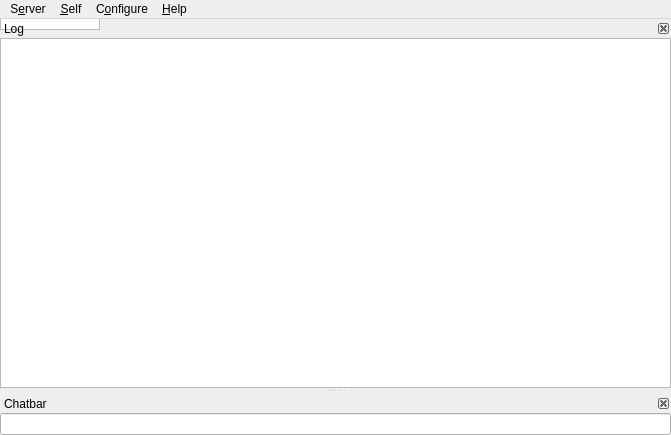
The window that src/mumble/MainWindow.ui (mumble-voip/mumble) describes before a commit, drawn with Qt 5.
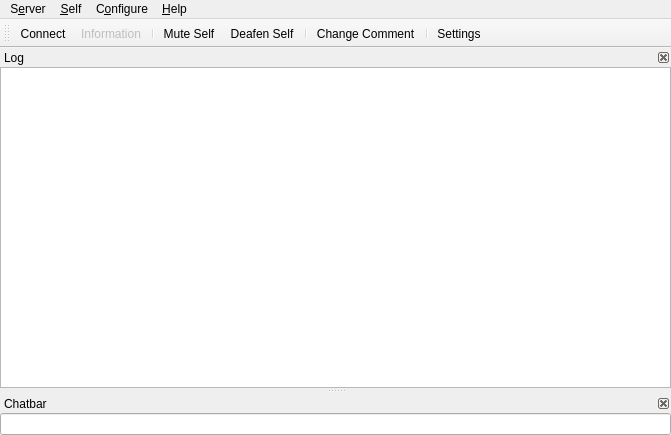
The same window after the commit. Icons and pictures are not drawn. Custom widgets are drawn as their Qt base class.

Commit message: Added Icon Toolbar.

```diff
--- a/src/mumble/MainWindow.ui
+++ b/src/mumble/MainWindow.ui
@@ -155,6 +155,26 @@
     </property>
    </widget>
   </widget>
+  <widget class="QToolBar" name="qtIconToolbar">
+   <property name="windowTitle">
+    <string>Icon Toolbar</string>
+   </property>
+   <attribute name="toolBarArea">
+    <enum>TopToolBarArea</enum>
+   </attribute>
+   <attribute name="toolBarBreak">
+    <bool>false</bool>
+   </attribute>
+   <addaction name="qaServerConnect"/>
+   <addaction name="qaServerInformation"/>
+   <addaction name="separator"/>
+   <addaction name="qaAudioMute"/>
+   <addaction name="qaAudioDeaf"/>
+   <addaction name="separator"/>
+   <addaction name="qaSelfComment"/>
+   <addaction name="separator"/>
+   <addaction name="qaConfigDialog"/>
+  </widget>
   <action name="qaQuit">
    <property name="text">
     <string>&amp;Quit Mumble</string>
```
Left out of the diff: 54 changed lines with no effect on the pictures. The commit also changes 8 other files.
